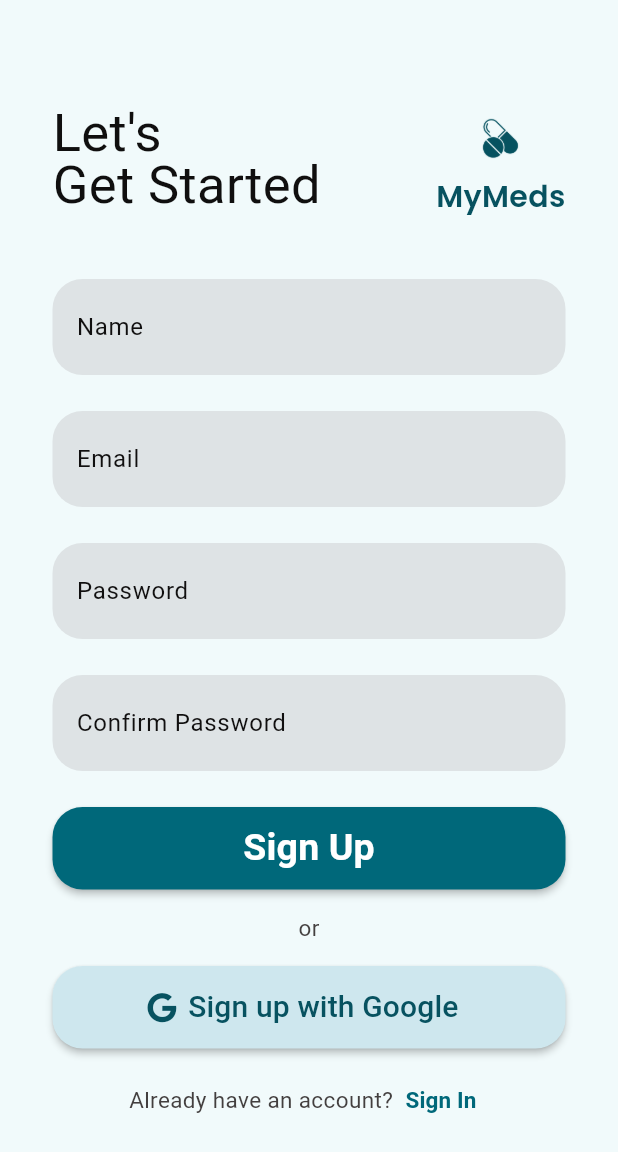
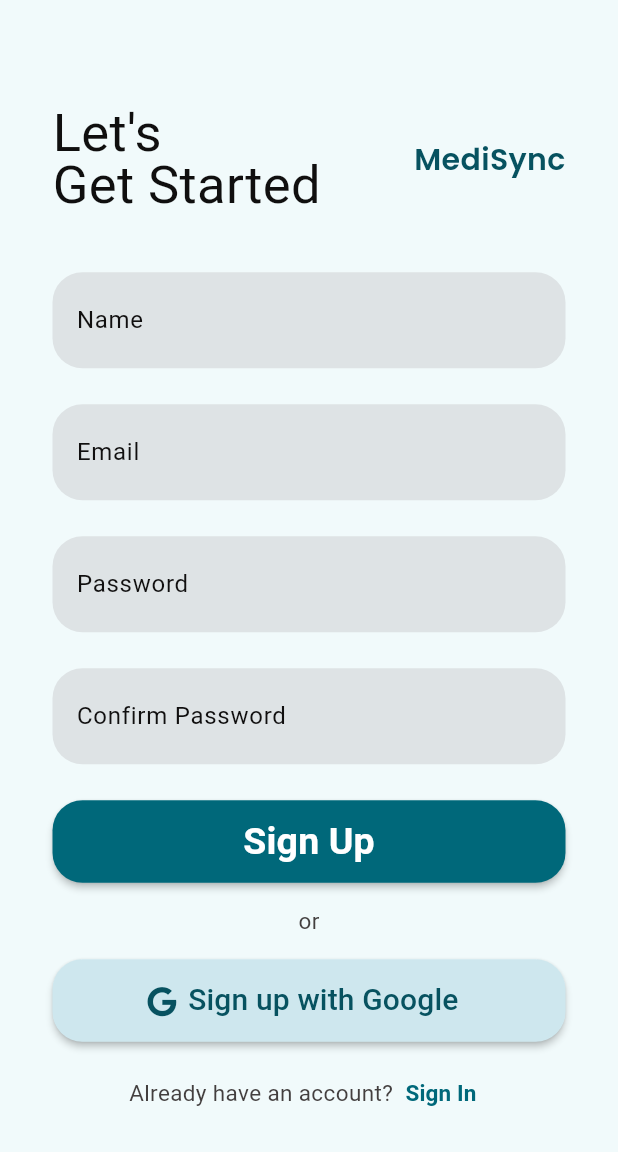
Before and after one commit to armaanshoaib/MediSync, a Flutter app: the SignUp screen opened directly with empty values, on a phone screen of 412 x 824 dp. Shown: the top 1152 px of the screen. Run offline on Flutter 3.47's test engine with Material 3 defaults, Android fonts, the phone set to English and light mode, and no system bars; our stand-ins replace cloud_firestore, custom_radio_grouped_button, firebase_auth, firebase_core, firebase_storage, font_awesome_flutter and 10 more; missing offline and left inert: alarm, flutter_timeline_calendar, maps_launcher, week_of_year; accounts and stored records are empty; generated files the repository leaves out were written again; network calls fail.

Commit message:
added ss

```diff
--- a/lib/screens/sign_up.dart
+++ b/lib/screens/sign_up.dart
@@ -358,13 +358,10 @@ class _SignUpState extends State<SignUp> {
                         Column(
                           children: [
                             //logo
-                            const Image(
-                              image: AssetImage('lib/assets/icon_small.png'),
-                              height: 50,
-                            ),
+
                             //title
                             Text(
-                              'MyMeds',
+                              'MediSync',
                               style: GoogleFonts.poppins(
                                 fontSize: 20,
                                 fontWeight: FontWeight.w600,
```
Also changed, not shown: medisync_ss/Screenshot_20241116_203123.jpg (added), medisync_ss/Screenshot_20241116_203130.jpg (added), medisync_ss/Screenshot_20241116_203401.jpg (added), medisync_ss/Screenshot_20241116_203425.jpg (added), medisync_ss/Screenshot_20241116_203450.jpg (added), medisync_ss/Screenshot_20241116_203505.jpg (added), medisync_ss/Screenshot_20241116_203523.jpg (added), medisync_ss/Screenshot_20241116_203532.jpg (added), medisync_ss/Screenshot_20241116_203602.jpg (added), medisync_ss/Screenshot_20241116_203621.jpg (added), medisync_ss/Screenshot_20241116_203646.jpg (added), medisync_ss/Screenshot_20241116_203655.jpg (added), medisync_ss/Screenshot_20241116_203704.jpg (added), medisync_ss/Screenshot_20241116_203713.jpg (added), 3 more files.
